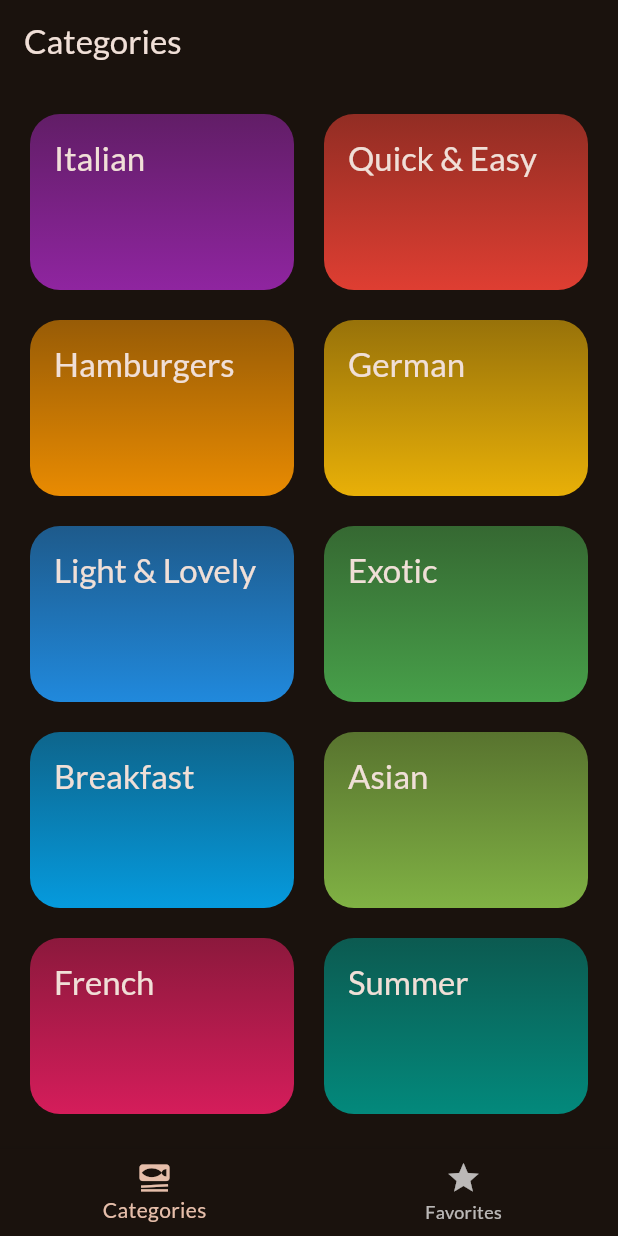
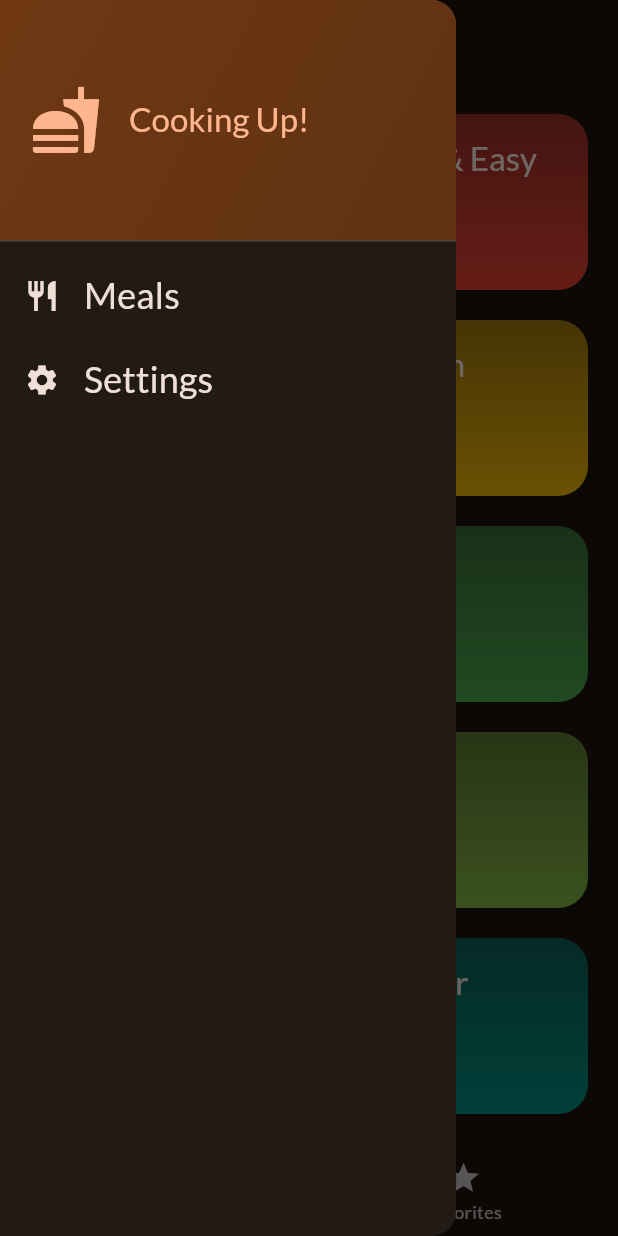
Before and after one commit to franciscovidalsantos/LearningFlutterAndDart, a Flutter app: the screen it shows after launch, with the side drawer open (before the commit the screen has no drawer), on a phone screen of 412 x 824 dp. Run offline on Flutter 3.47's test engine with Material 3 defaults, Android fonts, the phone set to English and light mode, and no system bars; our stand-ins replace google_fonts, transparent_image, wakelock_plus; missing offline and left inert: fading_edge_scrollview.

Commit message:
adding our drawer to tabs screen

```diff
--- a/meals_app/lib/screens/tabs.dart
+++ b/meals_app/lib/screens/tabs.dart
@@ -2,6 +2,7 @@ import 'package:flutter/material.dart';
 import 'package:meals_app/models/meal.dart';
 import 'package:meals_app/screens/categories.dart';
 import 'package:meals_app/screens/meals.dart';
+import 'package:meals_app/widgets/main_drawer.dart';
 
 class TabsScreen extends StatefulWidget {
   const TabsScreen({super.key});
@@ -56,6 +57,7 @@ class _TabsScreenState extends State<TabsScreen> {
     return Scaffold(
       appBar: AppBar(title: Text(activePageTitle)),
       body: activePage,
+      drawer: MainDrawer(),
       bottomNavigationBar: BottomNavigationBar(
         onTap: _selectPage,
         currentIndex: _selectedPageIndex,
--- /dev/null
+++ b/meals_app/lib/widgets/main_drawer.dart
@@ -0,0 +1,75 @@
+import 'package:flutter/material.dart';
+
+class MainDrawer extends StatelessWidget {
+  const MainDrawer({super.key});
+  @override
+  Widget build(BuildContext context) {
+    return Drawer(
+      child: Column(
+        children: [
+          DrawerHeader(
+            padding: EdgeInsets.all(20),
+            decoration: BoxDecoration(
+              gradient: LinearGradient(
+                colors: [
+                  Theme.of(context).colorScheme.primaryContainer,
+                  Theme.of(
+                    context,
+                  ).colorScheme.primaryContainer.withOpacity(0.8),
+                ],
+                begin: Alignment.topLeft,
+                end: Alignment.bottomRight,
+              ),
+            ),
+            child: Row(
+              children: [
+                Icon(
+                  Icons.fastfood,
+                  size: 48,
+                  color: Theme.of(context).colorScheme.primary,
+                ),
+                SizedBox(width: 18),
+                Text(
+                  "Cooking Up!",
+                  style: Theme.of(context).textTheme.titleLarge!.copyWith(
+                    color: Theme.of(context).colorScheme.primary,
+                  ),
+                ),
+              ],
+            ),
+          ),
+          ListTile(
+            leading: Icon(
+              Icons.restaurant,
+              size: 24,
+              color: Theme.of(context).colorScheme.onBackground,
+            ),
+            title: Text(
+              "Meals",
+              style: Theme.of(context).textTheme.titleSmall!.copyWith(
+                color: Theme.of(context).colorScheme.onBackground,
+                fontSize: 24,
+              ),
+            ),
+            onTap: () {}, // prepare navigation on tap
+          ),
+          ListTile(
+            leading: Icon(
+              Icons.settings,
+              size: 24,
+              color: Theme.of(context).colorScheme.onBackground,
+            ),
+            title: Text(
+              "Settings",
+              style: Theme.of(context).textTheme.titleSmall!.copyWith(
+                color: Theme.of(context).colorScheme.onBackground,
+                fontSize: 24,
+              ),
+            ),
+            onTap: () {}, // prepare navigation on tap
+          ),
+        ],
+      ),
+    );
+  }
+}
```
